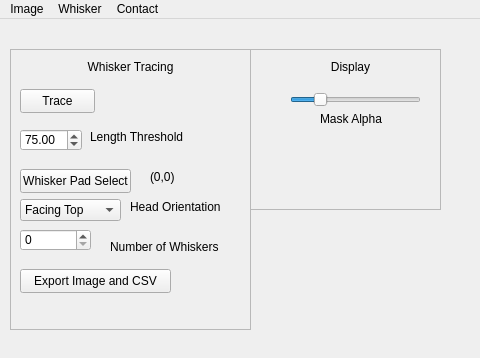
Old version of the form src/WhiskerToolbox/Whisker_Widget/Whisker_Widget.ui in the repository paulmthompson/WhiskerToolbox.
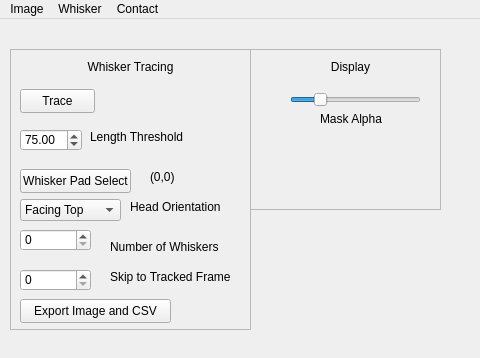
New version of the form.

Commit message: can skip to tracked frames

Patch:
```diff
--- a/src/WhiskerToolbox/Whisker_Widget/Whisker_Widget.ui
+++ b/src/WhiskerToolbox/Whisker_Widget/Whisker_Widget.ui
@@ -176,7 +176,7 @@
      <property name="geometry">
       <rect>
        <x>10</x>
-       <y>220</y>
+       <y>250</y>
        <width>151</width>
        <height>24</height>
       </rect>
@@ -201,6 +201,41 @@
       <set>Qt::AlignCenter</set>
      </property>
     </widget>
+    <widget class="QSpinBox" name="tracked_whisker_number">
+     <property name="geometry">
+      <rect>
+       <x>10</x>
+       <y>220</y>
+       <width>71</width>
+       <height>22</height>
+      </rect>
+     </property>
+     <property name="minimum">
+      <number>0</number>
+     </property>
+     <property name="maximum">
+      <number>1000000</number>
+     </property>
+     <property name="singleStep">
+      <number>1</number>
+     </property>
+     <property name="value">
+      <number>0</number>
+     </property>
+    </widget>
+    <widget class="QLabel" name="label_7">
+     <property name="geometry">
+      <rect>
+       <x>100</x>
+       <y>220</y>
+       <width>131</width>
+       <height>16</height>
+      </rect>
+     </property>
+     <property name="text">
+      <string>Skip to Tracked Frame</string>
+     </property>
+    </widget>
    </widget>
    <widget class="QFrame" name="frame_2">
     <property name="geometry">
```
The commit also changes 8 other files.
